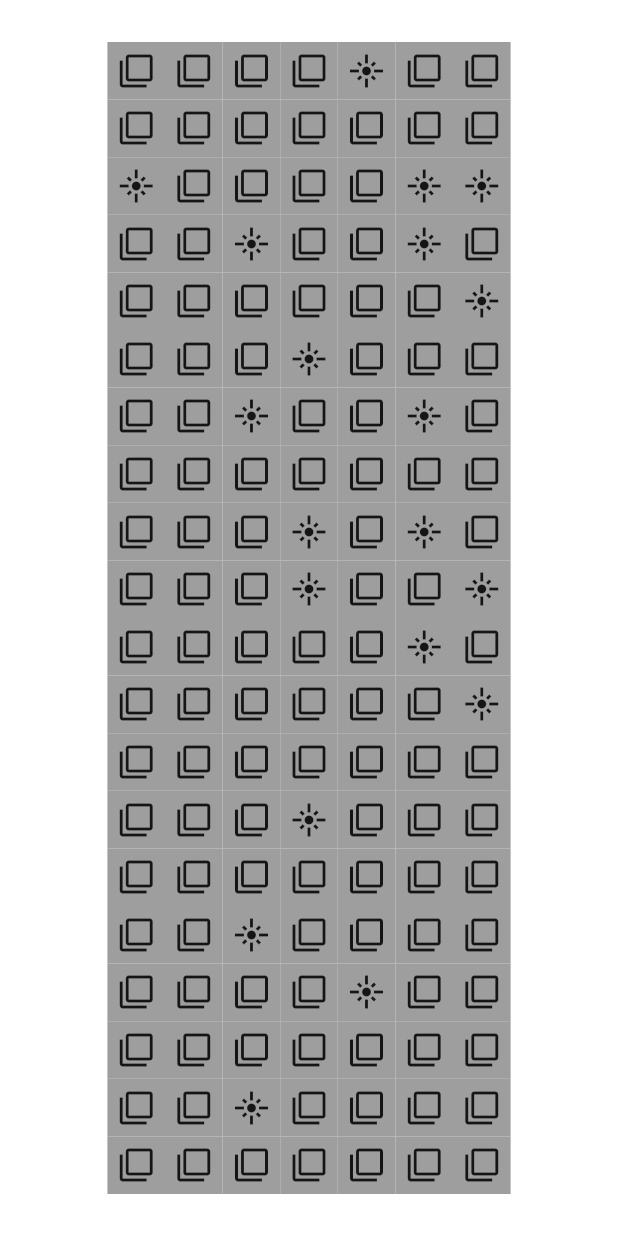
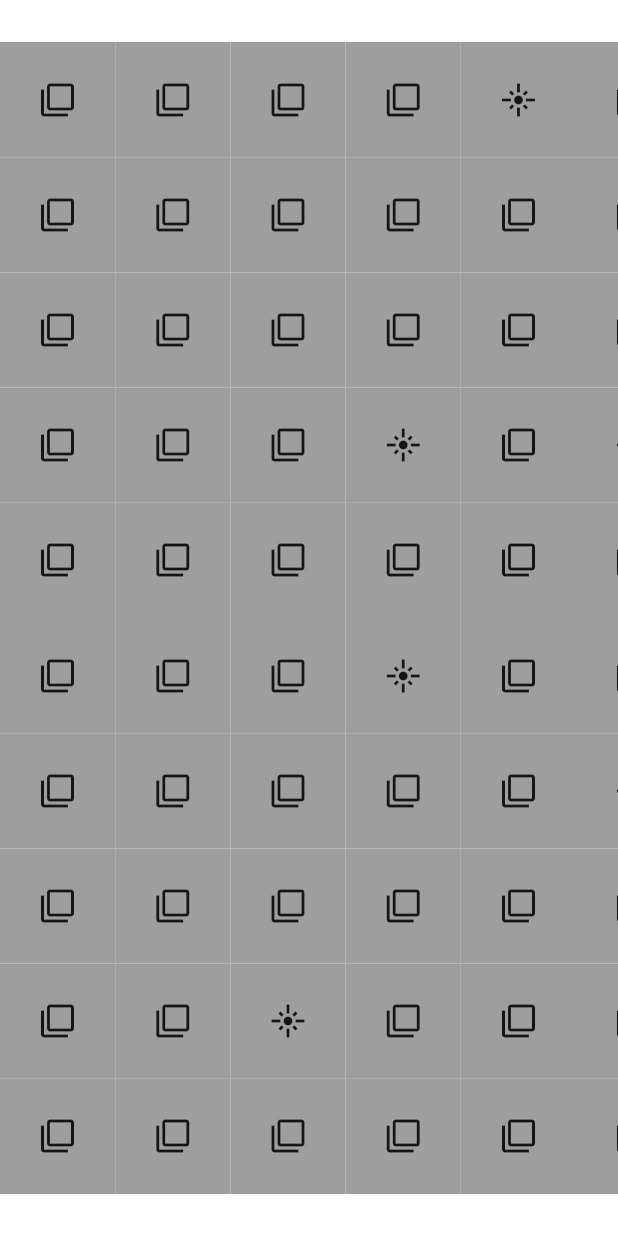
Before and after one commit to SueDoenim/flutter_minesweeper, a Flutter app: the screen it shows after launch, after a tap on the "crop square" icon, on a phone screen of 412 x 824 dp. Shown: the top 1233 px of the screen. Run offline on Flutter 3.47's test engine with Material 2 defaults, Android fonts, the phone set to English and light mode, and no system bars; statements that could not run were skipped.

Commit message:
Mostly moved stuff around.

```diff
--- a/lib/main.dart
+++ b/lib/main.dart
@@ -13,9 +13,9 @@ class MyApp extends StatelessWidget {
     return MaterialApp(
       title: "Minesweeper",
       home: BoardWidget(
-        rowCount: 20,
+        rowCount: 10,
         columnCount: 7,
-        mineCount: 20,
+        mineCount: 10,
       ),
     );
   }
@@ -64,6 +64,33 @@ class _BoardWidgetState extends State<BoardWidget> {
   int coveredCount;
   int flaggedCount;
   List<List<Square>> grid;
+
+  _initializeGrid(int row, int column) {
+    setState(() {
+      Random random = Random();
+      for (int i = 0; i < widget.mineCount; i++) {
+        int mineRow, mineColumn;
+        do {
+          mineRow = random.nextInt(widget.rowCount);
+          mineColumn = random.nextInt(widget.columnCount);
+        } while ((mineRow == row && mineColumn == column) ||
+            (grid[mineRow][mineColumn].isMine == true));
+        grid[mineRow][mineColumn].isMine = true;
+      }
+      for (int i = 0; i < widget.rowCount; i++) {
+        for (int j = 0; j < widget.columnCount; j++) {
+          if (grid[i][j].isMine == null) {
+            grid[i][j].isMine = false;
+          }
+          _getAdjacentSquares(i, j).forEach((position) {
+            if (grid[position.row][position.column].isMine == true) {
+              grid[i][j].adjacentMines++;
+            }
+          });
+        }
+      }
+    });
+  }
 
   List<BoardPosition> _getAdjacentSquares(int row, int column) {
     List<BoardPosition> adjacentSquares = [];
@@ -117,36 +144,11 @@ class _BoardWidgetState extends State<BoardWidget> {
     _flagSquare(row, column);
   }
 
-  _initializeGrid(row, column) {
-    Random random = Random();
-    for (int i = 0; i < widget.mineCount; i++) {
-      int mineRow, mineColumn;
-      do {
-        mineRow = random.nextInt(widget.rowCount);
-        mineColumn = random.nextInt(widget.columnCount);
-      } while ((mineRow == row && mineColumn == column) ||
-          (grid[mineRow][mineColumn].isMine == true));
-      grid[mineRow][mineColumn].isMine = true;
-    }
-    for (int i = 0; i < widget.rowCount; i++) {
-      for (int j = 0; j < widget.columnCount; j++) {
-        if (grid[i][j].isMine == null) {
-          grid[i][j].isMine = false;
-        }
-        _getAdjacentSquares(i, j).forEach((position) {
-          if (grid[position.row][position.column].isMine == true) {
-            grid[i][j].adjacentMines++;
-          }
-        });
-      }
-    }
-    setState(() {});
-  }
-
   _uncoverSquare(int row, int column) {
     if (grid[row][column].isCovered == false) {
       return;
     }
+    setState(() {
       grid[row][column].isCovered = false;
       coveredCount--;
       if (grid[row][column].isMine == true) {
@@ -160,13 +162,14 @@ class _BoardWidgetState extends State<BoardWidget> {
           }
         });
       }
-    setState(() {});
       if (coveredCount == widget.mineCount) {
         _handleWin();
       }
+    });
   }
 
   _flagSquare(int row, int column) {
+    setState(() {
       if (grid[row][column].isFlagged == false) {
         grid[row][column].isFlagged = true;
         flaggedCount++;
@@ -178,7 +181,7 @@ class _BoardWidgetState extends State<BoardWidget> {
         _getAdjacentSquares(row, column).forEach(
             (position) => grid[position.row][position.column].adjacentFlags--);
       }
-    setState(() {});
+    });
   }
 
   _handleWin() {
@@ -208,29 +211,7 @@ class _BoardWidgetState extends State<BoardWidget> {
                           grid[row][column],
                           onTap: () => _handleTap(row, column),
                           onLongPress: () => _handleLongPress(row, column),
-                        ) /*AspectRatio(
-                    aspectRatio: 1,
-                    child: GestureDetector(
-                      child: Container(
-                          //margin: EdgeInsets.all(2),
-                          color: (grid[row][column].isCovered)
-                              ? Colors.green
-                              : Colors.grey,
-                          child: Center(
-                            child: Icon(grid[row][column].isCovered
-                                ? (grid[row][column].isFlagged
-                                    ? Icons.outlined_flag
-                                    : Icons.crop_square)
-                                : (grid[row][column].isMine
-                                    ? Icons.flare
-                                    : (adjacencyIcons[
-                                        grid[row][column].adjacentMines]))),
                         )),
-                      onTap: () => _handleTap(row, column),
-                      onLongPress: () => _handleLongPress(row, column),
-                    ),
-                  ),*/
-                    ),
               ),
             ),
           ),
@@ -239,8 +220,6 @@ class _BoardWidgetState extends State<BoardWidget> {
     );
   }
 }
-
-typedef GestureHandlerFunction = void Function(int row, int column);
 
 class SquareWidget extends StatefulWidget {
   SquareWidget(this.data, {this.onTap, this.onLongPress});
@@ -289,42 +268,3 @@ class _SquareWidgetState extends State<SquareWidget> {
     );
   }
 }
-
-//In case I decide to go back to grid
-/*
-        child: GridView.builder(
-          scrollDirection: Axis.horizontal,
-          physics: NeverScrollableScrollPhysics(),
-          itemCount: columnCount * rowCount,
-          shrinkWrap: false,
-          gridDelegate: SliverGridDelegateWithFixedCrossAxisCount(
-            crossAxisCount: rowCount,
-          ),
-          itemBuilder: (context, position) => GestureDetector(
-            child: Container(
-                margin: EdgeInsets.all(2),
-                color: (grid[position % columnCount][position ~/ columnCount]
-                        .isCovered)
-                    ? Colors.green
-                    : Colors.grey,
-                child: Center(
-                  child: Icon(grid[position % columnCount]
-                              [position ~/ columnCount]
-                          .isCovered
-                      ? (grid[position % columnCount][position ~/ columnCount]
-                              .isFlagged
-                          ? Icons.outlined_flag
-                          : Icons.crop_square)
-                      : (grid[position % columnCount][position ~/ columnCount]
-                              .isMine
-                          ? Icons.flare
-                          : (adjacencyIcons[grid[position % columnCount]
-                                  [position ~/ columnCount]
-                              .adjacentMines]))),
-                )),
-            onTap: () =>
-                _handleTap(position % columnCount, position ~/ columnCount),
-            onLongPress: () => _handleLongPress(
-                position % columnCount, position ~/ columnCount),
-          ),
-        ),*/
```
Also changed, not shown: 2 other files. Lines whose indentation alone changed are shown as unchanged.
